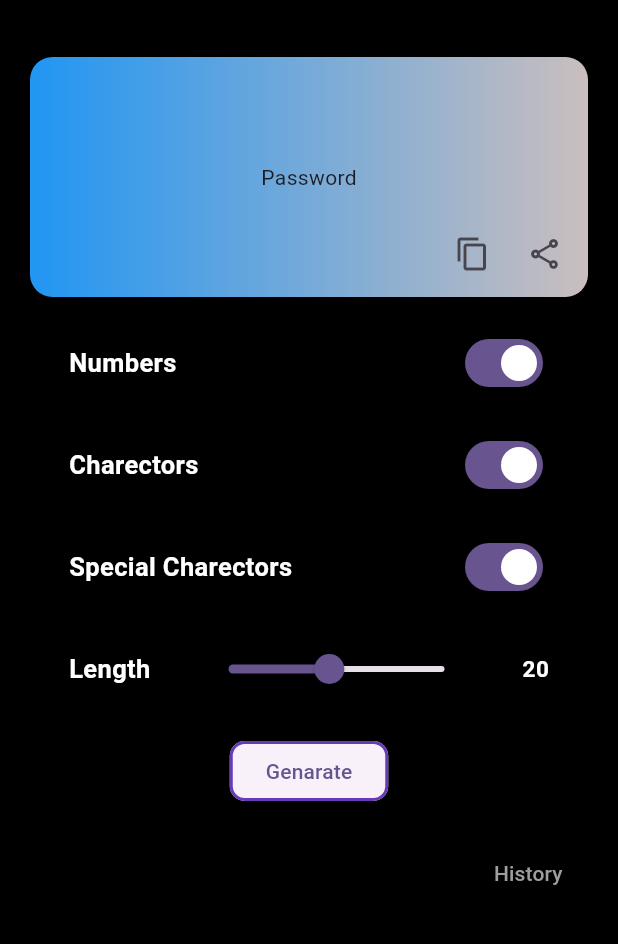
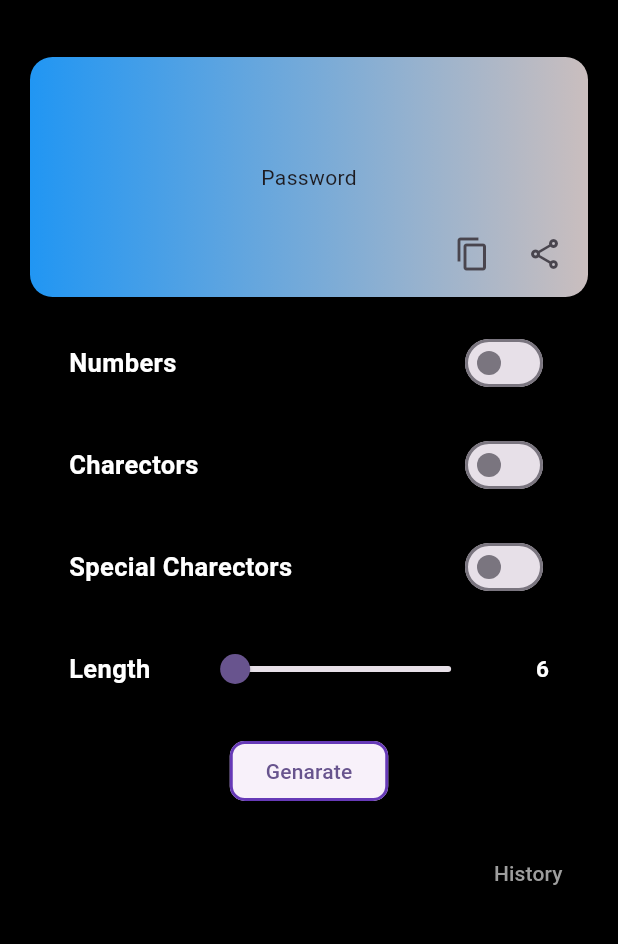
Before and after one commit to safvansafvan/password_genarator, a Flutter app: the screen it shows after launch, on a phone screen of 412 x 824 dp, the part 57-1001 px from its top. Run offline on Flutter 3.47's test engine with Material 2 defaults, Android fonts, the phone set to English and light mode, and no system bars; our stand-ins replace get.

Commit message:
all buttons conveted to statemanagement

```diff
--- /dev/null
+++ b/lib/controller/getx/res.dart
@@ -0,0 +1,28 @@
+import 'package:get/get.dart';
+
+class Controller extends GetxController {
+  RxBool numbers = false.obs;
+  RxBool charector = false.obs;
+  RxBool specialChar = false.obs;
+  RxInt sliderValue = 6.obs;
+
+  void numbersONorOff(bool numbersField) {
+    numbers.value = numbersField;
+    update();
+  }
+
+  void charectorsOnorOff(bool charectorField) {
+    charector.value = charectorField;
+    update();
+  }
+
+  void specialCharectorOnorOff(bool specialCharField) {
+    specialChar.value = specialCharField;
+    update();
+  }
+
+  void sliderUpdates(double value) {
+    sliderValue.value = value.toInt();
+    update();
+  }
+}
--- a/lib/main.dart
+++ b/lib/main.dart
@@ -1,4 +1,5 @@
 import 'package:flutter/material.dart';
+import 'package:get/get.dart';
 import 'package:password_genarator/view/splash/splash.dart';
 
 void main() {
@@ -10,7 +11,7 @@ class MyApp extends StatelessWidget {
 
   @override
   Widget build(BuildContext context) {
-    return MaterialApp(
+    return GetMaterialApp(
       title: 'Password genarator',
       theme: ThemeData(
         colorScheme: ColorScheme.fromSeed(seedColor: Colors.deepPurple),
--- a/lib/view/genarator_screen/genarator_screen.dart
+++ b/lib/view/genarator_screen/genarator_screen.dart
@@ -1,5 +1,7 @@
 import 'package:flutter/material.dart';
+import 'package:get/get.dart';
 import 'package:password_genarator/controller/core/constent.dart';
+import 'package:password_genarator/controller/getx/res.dart';
 import 'package:password_genarator/view/history_screen/history_screen.dart';
 
 class HomeScreen extends StatelessWidget {
@@ -7,8 +9,7 @@ class HomeScreen extends StatelessWidget {
 
   @override
   Widget build(BuildContext context) {
-    bool switchvalue = true;
-    double sliderValue = 12;
+    final controller = Get.put(Controller());
     return Scaffold(
       backgroundColor: CustomClr.kblack,
       appBar: AppBar(
@@ -83,10 +84,14 @@ class HomeScreen extends StatelessWidget {
                             color: CustomClr.kwhite,
                             size: 17),
                       ),
-                      Switch(
-                        value: switchvalue,
-                        onChanged: (value) {},
-                      )
+                      GetBuilder<Controller>(builder: (_) {
+                        return Switch(
+                          value: controller.numbers.value,
+                          onChanged: (value) {
+                            controller.numbersONorOff(value);
+                          },
+                        );
+                      })
                     ],
                   ),
                   CustomHeight.commonHeight,
@@ -100,10 +105,14 @@ class HomeScreen extends StatelessWidget {
                             color: CustomClr.kwhite,
                             size: 17),
                       ),
-                      Switch(
-                        value: switchvalue,
-                        onChanged: (value) {},
-                      )
+                      GetBuilder<Controller>(builder: (_) {
+                        return Switch(
+                          value: controller.charector.value,
+                          onChanged: (value) {
+                            controller.charectorsOnorOff(value);
+                          },
+                        );
+                      })
                     ],
                   ),
                   CustomHeight.commonHeight,
@@ -117,10 +126,14 @@ class HomeScreen extends StatelessWidget {
                             color: CustomClr.kwhite,
                             size: 17),
                       ),
-                      Switch(
-                        value: switchvalue,
-                        onChanged: (value) {},
-                      )
+                      GetBuilder<Controller>(builder: (_) {
+                        return Switch(
+                          value: controller.specialChar.value,
+                          onChanged: (value) {
+                            controller.specialCharectorOnorOff(value);
+                          },
+                        );
+                      })
                     ],
                   ),
                   CustomHeight.commonHeight,
@@ -134,19 +147,25 @@ class HomeScreen extends StatelessWidget {
                             color: CustomClr.kwhite,
                             size: 17),
                       ),
-                      Slider(
-                        value: sliderValue,
-                        min: 5,
-                        max: 20,
-                        onChanged: (value) {},
-                      ),
-                      Text(
-                        "20",
-                        style: CustomFuc.textStyleFuc(
-                            fontWeight: FontWeight.bold,
-                            color: CustomClr.kwhite,
-                            size: 15),
-                      )
+                      GetBuilder<Controller>(builder: (_) {
+                        return Slider(
+                          value: controller.sliderValue.value.toDouble(),
+                          min: 6,
+                          max: 15,
+                          onChanged: (value) {
+                            controller.sliderUpdates(value);
+                          },
+                        );
+                      }),
+                      GetBuilder<Controller>(builder: (_) {
+                        return Text(
+                          "${controller.sliderValue.value}",
+                          style: CustomFuc.textStyleFuc(
+                              fontWeight: FontWeight.bold,
+                              color: CustomClr.kwhite,
+                              size: 15),
+                        );
+                      })
                     ],
                   ),
                 ],
--- a/pubspec.yaml
+++ b/pubspec.yaml
@@ -30,11 +30,8 @@ environment:
 dependencies:
   flutter:
     sdk: flutter
-
-
-  # The following adds the Cupertino Icons font to your application.
-  # Use with the CupertinoIcons class for iOS style icons.
   cupertino_icons: ^1.0.2
+  get: ^4.6.5
 
 dev_dependencies:
   flutter_test:
```
Also changed, not shown: pubspec.lock.
